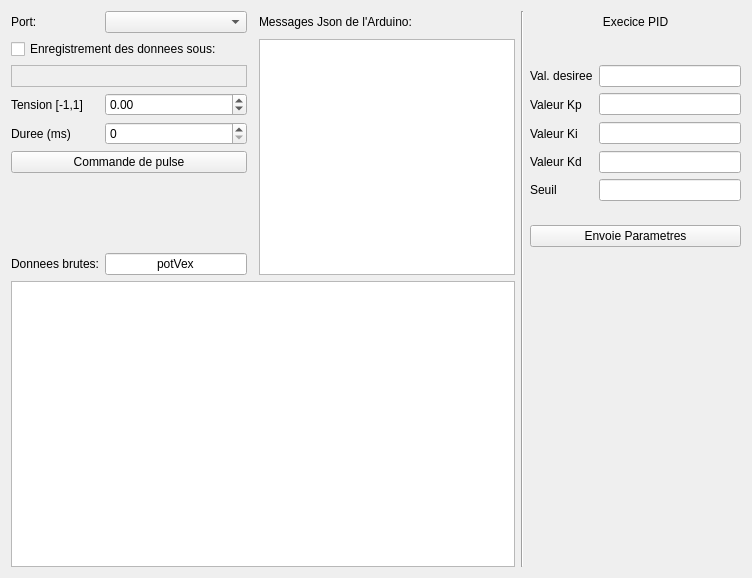
This is IdentificationParams/identification_Qt/mainwindow.ui in ClanDesDindesLibres/robot_mobile_s3 as Qt 5 draws it before an edit. The edited form follows.
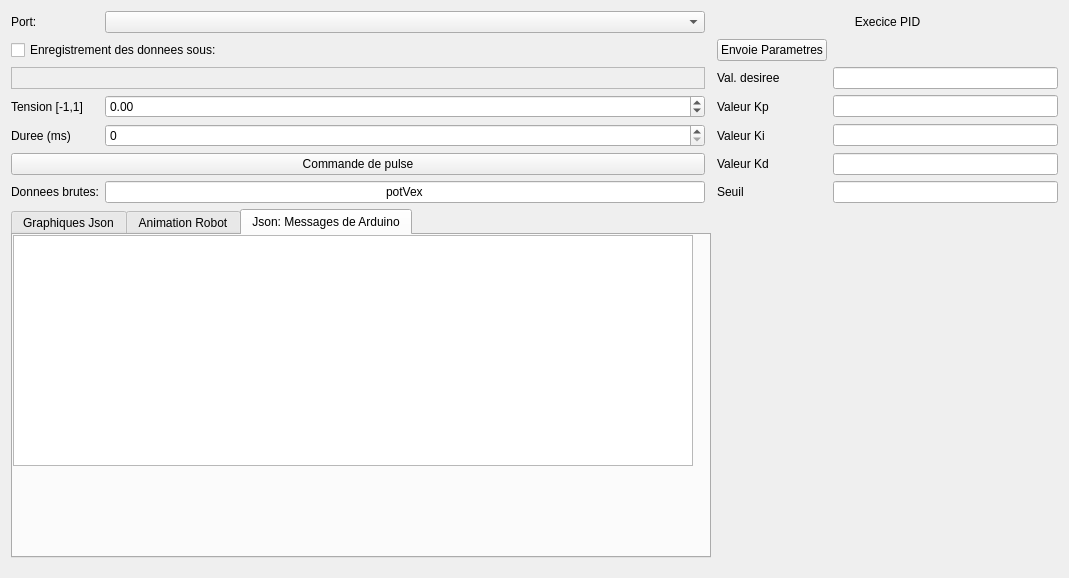
This is the edited form. The open tabs and pages were chosen to show the change. Custom widgets are drawn as their Qt base class.

Commit message: animation yay

```diff
--- a/IdentificationParams/identification_Qt/mainwindow.ui
+++ b/IdentificationParams/identification_Qt/mainwindow.ui
@@ -18,23 +18,24 @@
   </property>
   <widget class="QWidget" name="centralWidget">
    <layout class="QGridLayout" name="gridLayout">
-    <item row="6" column="0" colspan="2">
-     <widget class="QLabel" name="label_pathCSV">
-      <property name="frameShape">
-       <enum>QFrame::StyledPanel</enum>
-      </property>
+    <item row="10" column="1">
+     <widget class="QLineEdit" name="JsonKey">
       <property name="text">
-       <string/>
+       <string>potVex</string>
       </property>
-      <property name="textFormat">
-       <enum>Qt::AutoText</enum>
+      <property name="alignment">
+       <set>Qt::AlignCenter</set>
       </property>
      </widget>
     </item>
-    <item row="7" column="6">
-     <widget class="QLineEdit" name="lineEdit_Kp"/>
+    <item row="10" column="4">
+     <widget class="QLabel" name="label_11">
+      <property name="text">
+       <string>Seuil</string>
+      </property>
+     </widget>
     </item>
-    <item row="9" column="5">
+    <item row="9" column="4">
      <widget class="QLabel" name="label_10">
       <property name="text">
        <string>Valeur Kd</string>
@@ -42,35 +43,85 @@
      </widget>
     </item>
     <item row="8" column="5">
-     <widget class="QLabel" name="label_9">
+     <widget class="QLineEdit" name="lineEdit_Ki"/>
+    </item>
+    <item row="6" column="4">
+     <widget class="QLabel" name="label_7">
       <property name="text">
-       <string>Valeur Ki</string>
+       <string>Val. desiree</string>
       </property>
      </widget>
     </item>
-    <item row="4" column="4" rowspan="13">
-     <widget class="Line" name="line_3">
-      <property name="orientation">
-       <enum>Qt::Vertical</enum>
+    <item row="12" column="0" colspan="3">
+     <widget class="QTabWidget" name="animTab">
+      <property name="minimumSize">
+       <size>
+        <width>700</width>
+        <height>0</height>
+       </size>
       </property>
-     </widget>
-    </item>
-    <item row="15" column="1">
-     <widget class="QLineEdit" name="JsonKey">
-      <property name="text">
-       <string>potVex</string>
+      <property name="currentIndex">
+       <number>1</number>
       </property>
-      <property name="alignment">
-       <set>Qt::AlignCenter</set>
-      </property>
+      <widget class="QWidget" name="tab">
+       <attribute name="title">
+        <string>Graphiques Json</string>
+       </attribute>
+       <widget class="QChartView" name="graph">
+        <property name="geometry">
+         <rect>
+          <x>0</x>
+          <y>0</y>
+          <width>691</width>
+          <height>241</height>
+         </rect>
+        </property>
+       </widget>
+      </widget>
+      <widget class="QWidget" name="tab_2">
+       <attribute name="title">
+        <string>Animation Robot</string>
+       </attribute>
+      </widget>
+      <widget class="QWidget" name="Json">
+       <property name="whatsThis">
+        <string>&lt;html&gt;&lt;head/&gt;&lt;body&gt;&lt;p&gt;json&lt;/p&gt;&lt;/body&gt;&lt;/html&gt;</string>
+       </property>
+       <attribute name="title">
+        <string>Json: Messages de Arduino</string>
+       </attribute>
+       <widget class="QTextBrowser" name="textBrowser">
+        <property name="geometry">
+         <rect>
+          <x>0</x>
+          <y>0</y>
+          <width>680</width>
+          <height>231</height>
+         </rect>
+        </property>
+        <property name="minimumSize">
+         <size>
+          <width>680</width>
+          <height>0</height>
+         </size>
+        </property>
+        <property name="maximumSize">
+         <size>
+          <width>206</width>
+          <height>280</height>
+         </size>
+        </property>
+        <property name="font">
+         <font>
+          <pointsize>9</pointsize>
+         </font>
+        </property>
+       </widget>
+      </widget>
      </widget>
     </item>
-    <item row="8" column="0">
-     <widget class="QLabel" name="label_2">
-      <property name="text">
-       <string>Duree (ms)</string>
-      </property>
-     </widget>
+    <item row="6" column="5">
+     <widget class="QLineEdit" name="lineEdit_DesVal"/>
     </item>
     <item row="7" column="0">
      <widget class="QLabel" name="label">
@@ -79,79 +130,37 @@
       </property>
      </widget>
     </item>
-    <item row="7" column="1">
-     <widget class="QDoubleSpinBox" name="PWMBox">
-      <property name="minimum">
-       <double>-1.000000000000000</double>
-      </property>
-      <property name="maximum">
-       <double>1.000000000000000</double>
-      </property>
-      <property name="singleStep">
-       <double>0.100000000000000</double>
-      </property>
-     </widget>
-    </item>
-    <item row="7" column="5">
-     <widget class="QLabel" name="label_8">
-      <property name="text">
-       <string>Valeur Kp</string>
-      </property>
-     </widget>
-    </item>
-    <item row="15" column="0">
-     <widget class="QLabel" name="label_3">
-      <property name="text">
-       <string>Donnees brutes:</string>
-      </property>
-     </widget>
-    </item>
-    <item row="4" column="3">
-     <widget class="QLabel" name="label_4">
-      <property name="text">
-       <string>Messages Json de l'Arduino:</string>
-      </property>
-      <property name="alignment">
-       <set>Qt::AlignLeading|Qt::AlignLeft|Qt::AlignVCenter</set>
-      </property>
-     </widget>
-    </item>
-    <item row="14" column="2">
+    <item row="13" column="2">
      <widget class="Line" name="line">
       <property name="orientation">
        <enum>Qt::Horizontal</enum>
       </property>
      </widget>
     </item>
-    <item row="9" column="6">
+    <item row="7" column="5">
+     <widget class="QLineEdit" name="lineEdit_Kp"/>
+    </item>
+    <item row="9" column="5">
      <widget class="QLineEdit" name="lineEdit_Kd"/>
     </item>
-    <item row="8" column="6">
-     <widget class="QLineEdit" name="lineEdit_Ki"/>
-    </item>
-    <item row="4" column="5" colspan="2">
-     <widget class="QLabel" name="label_6">
+    <item row="9" column="0" colspan="2">
+     <widget class="QPushButton" name="pulseButton">
       <property name="text">
-       <string>Execice PID</string>
+       <string>Commande de pulse</string>
       </property>
-      <property name="alignment">
-       <set>Qt::AlignCenter</set>
-      </property>
      </widget>
     </item>
-    <item row="5" column="3" rowspan="11">
-     <widget class="QTextBrowser" name="textBrowser">
-      <property name="font">
-       <font>
-        <pointsize>9</pointsize>
-       </font>
+    <item row="8" column="0">
+     <widget class="QLabel" name="label_2">
+      <property name="text">
+       <string>Duree (ms)</string>
       </property>
      </widget>
     </item>
-    <item row="6" column="5">
-     <widget class="QLabel" name="label_7">
+    <item row="10" column="0">
+     <widget class="QLabel" name="label_3">
       <property name="text">
-       <string>Val. desiree</string>
+       <string>Donnees brutes:</string>
       </property>
      </widget>
     </item>
@@ -162,16 +171,6 @@
       </property>
      </widget>
     </item>
-    <item row="10" column="5">
-     <widget class="QLabel" name="label_11">
-      <property name="text">
-       <string>Seuil</string>
-      </property>
-     </widget>
-    </item>
-    <item row="6" column="6">
-     <widget class="QLineEdit" name="lineEdit_DesVal"/>
-    </item>
     <item row="8" column="1">
      <widget class="QSpinBox" name="DurationBox">
       <property name="keyboardTracking">
@@ -188,6 +187,45 @@
       </property>
      </widget>
     </item>
+    <item row="4" column="1">
+     <widget class="QComboBox" name="comboBoxPort"/>
+    </item>
+    <item row="7" column="1">
+     <widget class="QDoubleSpinBox" name="PWMBox">
+      <property name="minimum">
+       <double>-1.000000000000000</double>
+      </property>
+      <property name="maximum">
+       <double>1.000000000000000</double>
+      </property>
+      <property name="singleStep">
+       <double>0.100000000000000</double>
+      </property>
+     </widget>
+    </item>
+    <item row="4" column="4" colspan="2">
+     <widget class="QLabel" name="label_6">
+      <property name="text">
+       <string>Execice PID</string>
+      </property>
+      <property name="alignment">
+       <set>Qt::AlignCenter</set>
+      </property>
+     </widget>
+    </item>
+    <item row="6" column="0" colspan="2">
+     <widget class="QLabel" name="label_pathCSV">
+      <property name="frameShape">
+       <enum>QFrame::StyledPanel</enum>
+      </property>
+      <property name="text">
+       <string/>
+      </property>
+      <property name="textFormat">
+       <enum>Qt::AutoText</enum>
+      </property>
+     </widget>
+    </item>
     <item row="4" column="0">
      <widget class="QLabel" name="label_5">
       <property name="text">
@@ -195,29 +233,37 @@
       </property>
      </widget>
     </item>
-    <item row="16" column="0" colspan="4">
-     <widget class="QChartView" name="graph"/>
-    </item>
-    <item row="9" column="0" colspan="2">
-     <widget class="QPushButton" name="pulseButton">
+    <item row="7" column="4">
+     <widget class="QLabel" name="label_8">
       <property name="text">
-       <string>Commande de pulse</string>
+       <string>Valeur Kp</string>
       </property>
      </widget>
     </item>
-    <item row="10" column="6">
-     <widget class="QLineEdit" name="lineEdit_Thresh"/>
-    </item>
-    <item row="4" column="1">
-     <widget class="QComboBox" name="comboBoxPort"/>
-    </item>
-    <item row="14" column="5" colspan="2">
+    <item row="5" column="4">
      <widget class="QPushButton" name="pushButton_Params">
       <property name="text">
        <string>Envoie Parametres</string>
       </property>
      </widget>
     </item>
+    <item row="8" column="4">
+     <widget class="QLabel" name="label_9">
+      <property name="text">
+       <string>Valeur Ki</string>
+      </property>
+     </widget>
+    </item>
+    <item row="10" column="5">
+     <widget class="QLineEdit" name="lineEdit_Thresh">
+      <property name="minimumSize">
+       <size>
+        <width>225</width>
+        <height>0</height>
+       </size>
+      </property>
+     </widget>
+    </item>
    </layout>
   </widget>
  </widget>
```
The commit also changes 27 other files.
